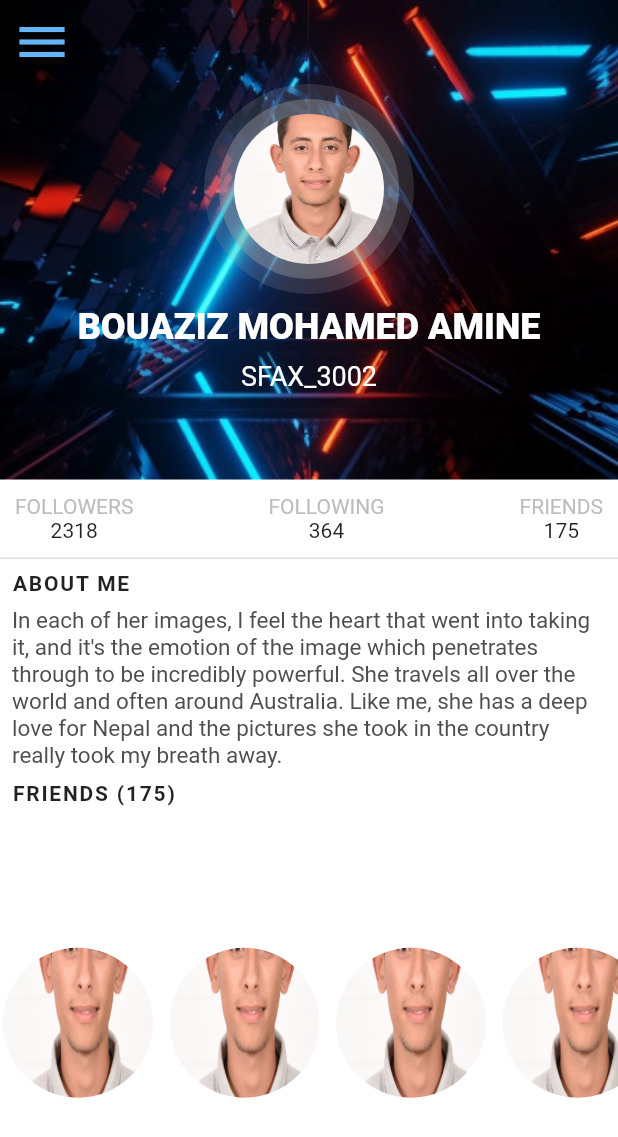
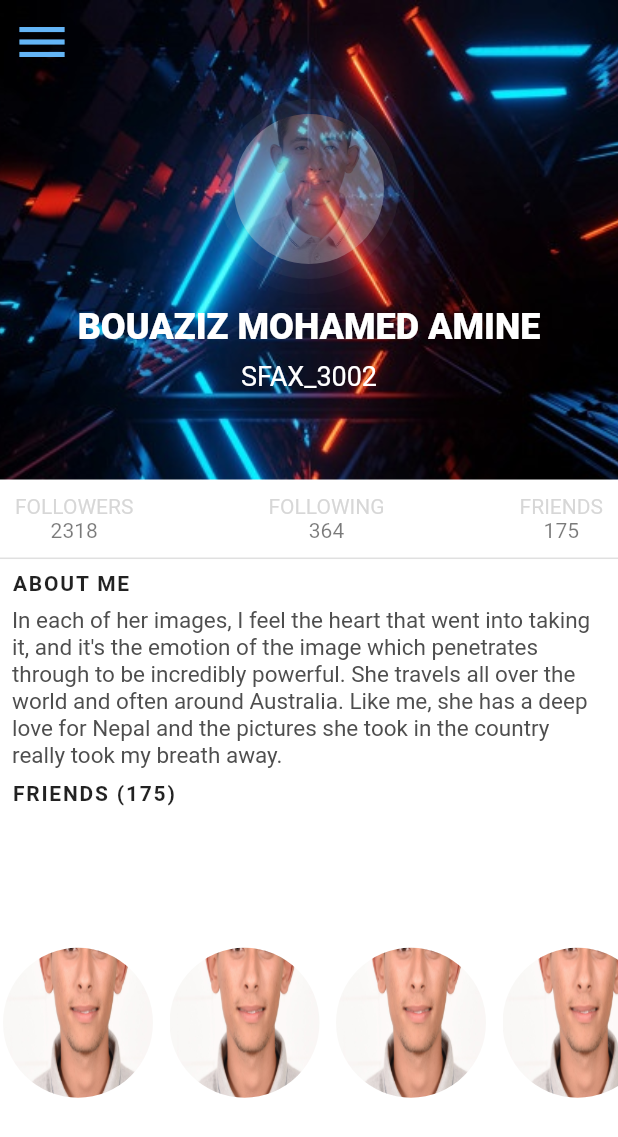
Before and after one commit to bouaziz-mohamed-amine/PORTFOLIO, a Flutter app: the screen it shows after launch, swiped to page 2, on a phone screen of 412 x 824 dp. Shown: the top 1137 px of the screen. Run offline on Flutter 3.47's test engine with Material 2 defaults, Android fonts, the phone set to English and light mode, and no system bars; project files that could hold a hidden picture were left out.

Commit message:
add animatedOpacity to profile 2

```diff
--- a/lib/profiles/profile_2/profile_2.dart
+++ b/lib/profiles/profile_2/profile_2.dart
@@ -12,6 +12,25 @@ class _Profile2State extends State<Profile2> {
   @override
   Profile profile= ProfileProvider.getProfile();
   Color textColor =Color(0xFF4e4e4e);
+  bool visible = false;
+  bool visible2=false;
+  @override
+  void initState() {
+    // TODO: implement initState
+    super.initState();
+    setState(() {
+      Future.delayed(Duration(milliseconds: 100),(){
+        setState(() {
+          visible = true ;
+
+        });
+      }).then((value) {
+        setState(() {
+          visible2=true;
+        });
+      });
+    });
+  }
   Widget build(BuildContext context) {
     return Stack(
       children: [
@@ -49,15 +68,25 @@ class _Profile2State extends State<Profile2> {
             Stack(
               alignment: AlignmentDirectional.center,
               children: [
-                Container(width: 140,height: 140,decoration: BoxDecoration(color: Colors.grey.withOpacity(0.2),shape: BoxShape.circle)),
-                Container(width: 120,height: 120,decoration: BoxDecoration(color: Colors.grey.withOpacity(0.4),shape: BoxShape.circle)),
-                Container(
+                AnimatedOpacity(
+                  duration: Duration(seconds: 4),
+                    opacity : visible? 1:0,
+                    child: Container(width: 140,height: 140,decoration: BoxDecoration(color: Colors.grey.withOpacity(0.2),shape: BoxShape.circle))),
+                AnimatedOpacity(
+                    duration: Duration(seconds: 3),
+                    opacity: visible ? 1: 0,
+                    child: Container(width: 120,height: 120,decoration: BoxDecoration(color: Colors.grey.withOpacity(0.4),shape: BoxShape.circle))),
+                AnimatedOpacity(
+                  duration: Duration(seconds: 2),
+                  opacity: visible? 1 : 0,
+                  child: Container(
                     width: 100,
                     height: 100,
                     decoration: BoxDecoration(
                       shape:BoxShape.circle ,
                       image: DecorationImage(fit: BoxFit.cover,
                         image: ExactAssetImage("assets/shared/amine.jpg",),
+                      ),
                     ),
                   ),
                 ),
@@ -98,6 +127,9 @@ class _Profile2State extends State<Profile2> {
  Widget _counters() {
     return Padding(
       padding: const EdgeInsets.all(10.0),
+      child: AnimatedOpacity(
+        duration: Duration(milliseconds: 1000),
+        opacity: visible2? 1:0,
         child: Row(
           mainAxisAlignment: MainAxisAlignment.spaceBetween,
           children: [
@@ -120,6 +152,7 @@ class _Profile2State extends State<Profile2> {
               ],
             ),
           ],
+        ),
       ),
     );
  }
```
Lines whose indentation alone changed are shown as unchanged.
